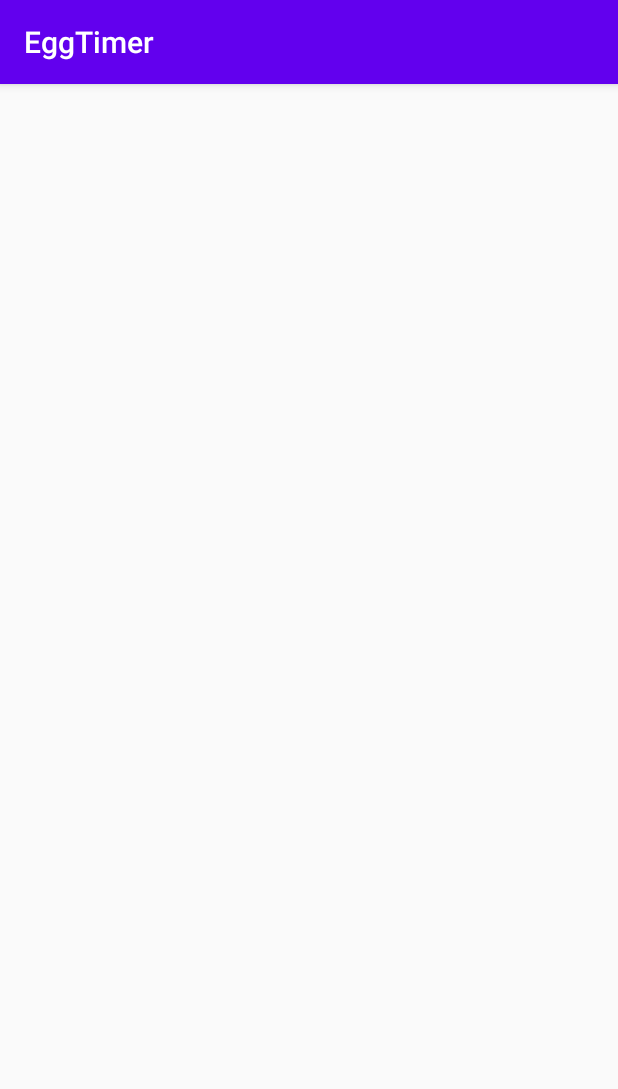
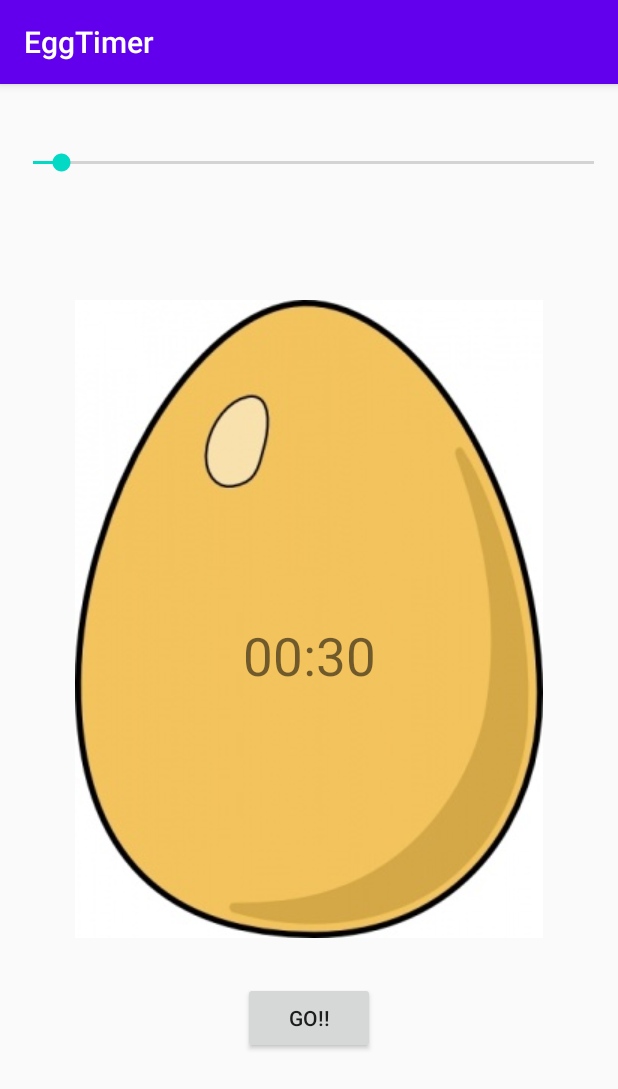
Before and after one commit to shsh9888/EggTimer, an Android app: the screen it shows after launch (MainActivity), on a phone screen of 412 x 824 dp. Shown: the top 1089 px of the screen. Run offline under Robolectric (Android 15) with nearby library versions, the phone set to English and light mode, and no system bars.

Commit message:
Added the slider, button and texview functionalities

```diff
--- a/app/src/main/java/com/example/eggtimer/MainActivity.java
+++ b/app/src/main/java/com/example/eggtimer/MainActivity.java
@@ -2,13 +2,113 @@ package com.example.eggtimer;
 
 import androidx.appcompat.app.AppCompatActivity;
 
+import android.content.Context;
+import android.media.AudioManager;
+import android.media.MediaPlayer;
 import android.os.Bundle;
+import android.os.CountDownTimer;
 import android.os.Handler;
+import android.util.Log;
+import android.view.View;
+import android.widget.Button;
+import android.widget.MediaController;
+import android.widget.SeekBar;
+import android.widget.TextView;
 
 public class MainActivity extends AppCompatActivity {
+
+    CountDownTimer countDownTimer =null;
+    SeekBar seekBar;
+    boolean isRunning = false;
+    MediaPlayer mediaPlayer;
+    Button button;
 
     @Override
     protected void onCreate(Bundle savedInstanceState) {
         super.onCreate(savedInstanceState);
+        setContentView(R.layout.activity_main);
+
+        //Let us set up the slider
+        seekBar = (SeekBar) findViewById(R.id.timerController);
+        button = (Button) findViewById(R.id.timerButton);
+        final TextView timerView = (TextView) findViewById(R.id.timerText);
+        seekBar.setMax(600); // setting the total value to be 600, 10 minutes
+        seekBar.setProgress(30); //default 30 seconds
+
+        //setting the audio
+        AudioManager audioManager = (AudioManager) getSystemService(Context.AUDIO_SERVICE);
+        audioManager.setStreamVolume(AudioManager.STREAM_MUSIC, 20, 0);
+        mediaPlayer = MediaPlayer.create(this, R.raw.horn);
+
+        //setup the timer
+        seekBar.setOnSeekBarChangeListener(new SeekBar.OnSeekBarChangeListener() {
+            @Override
+            public void onProgressChanged(SeekBar seekBar, int progress, boolean fromUser) {
+                if (isRunning) {
+                    if (countDownTimer!=null) {
+                        countDownTimer.cancel();
+                    }
+                    button.setText("Go!!!");
+                    isRunning=false;
+                }
+                timerView.setText(getTimeString(progress));
+
+            }
+
+            @Override
+            public void onStartTrackingTouch(SeekBar seekBar) {
+
+            }
+
+            @Override
+            public void onStopTrackingTouch(SeekBar seekBar) {
+
+            }
+        });
+    }
+
+
+    public void onTimerButtonClicked(View view) {
+        final TextView timerView = (TextView) findViewById(R.id.timerText);
+
+        if (isRunning) {
+            if (countDownTimer!=null) {
+                countDownTimer.cancel();
+            }
+            button.setText("Go!!!");
+            isRunning=false;
+            seekBar.setProgress(30);
+            timerView.setText("00:30");
+
+        } else {
+            //setup the countdown
+            countDownTimer = new CountDownTimer(seekBar.getProgress() * 1000, 1000) {
+                @Override
+                public void onTick(long millisUntilFinished) {
+                    timerView.setText(getTimeString((int)millisUntilFinished/1000));
+                }
+
+                @Override
+                public void onFinish() {
+                    mediaPlayer.start();
+                }
+            }.start();
+            button.setText("Stop");
+            isRunning=true;
+        }
+    }
+
+    public String getTimeString(int timeInSeconds) {
+        String left =  "" + timeInSeconds / 60;
+        if (left.length() < 2) {
+            left = "0" + left;
+        }
+
+        String right = "" + timeInSeconds % 60;
+        if (right.length() < 2) {
+            right = "0" + right;
+        }
+
+        return left + ":" + right;
     }
 }
--- a/app/src/main/res/layout/activity_main.xml
+++ b/app/src/main/res/layout/activity_main.xml
@@ -1,18 +1,50 @@
 <?xml version="1.0" encoding="utf-8"?>
-<androidx.constraintlayout.widget.ConstraintLayout xmlns:android="http://schemas.android.com/apk/res/android"
+<RelativeLayout xmlns:android="http://schemas.android.com/apk/res/android"
     xmlns:app="http://schemas.android.com/apk/res-auto"
     xmlns:tools="http://schemas.android.com/tools"
     android:layout_width="match_parent"
     android:layout_height="match_parent"
+    android:visibility="visible"
     tools:context=".MainActivity">
 
-    <TextView
+    <SeekBar
+        android:id="@+id/timerController"
+        android:layout_width="match_parent"
+        android:layout_height="wrap_content"
+        android:layout_alignParentStart="true"
+        android:layout_alignParentLeft="true"
+        android:layout_alignParentTop="true"
+        android:layout_marginStart="6dp"
+        android:layout_marginLeft="6dp"
+        android:layout_marginTop="43dp" />
+
+    <ImageView
+        android:id="@+id/myEgg"
         android:layout_width="wrap_content"
         android:layout_height="wrap_content"
-        android:text="Hello World!"
-        app:layout_constraintBottom_toBottomOf="parent"
-        app:layout_constraintLeft_toLeftOf="parent"
-        app:layout_constraintRight_toRightOf="parent"
-        app:layout_constraintTop_toTopOf="parent" />
+        android:layout_alignParentTop="true"
+        android:layout_centerHorizontal="true"
+        android:layout_marginTop="144dp"
+        app:srcCompat="@drawable/egg" />
 
-</androidx.constraintlayout.widget.ConstraintLayout>
+    <TextView
+        android:id="@+id/timerText"
+        android:layout_width="200dp"
+        android:layout_height="100dp"
+        android:layout_alignParentTop="true"
+        android:layout_centerHorizontal="true"
+        android:layout_marginTop="331dp"
+        android:gravity="center"
+        android:text="00:30"
+        android:textSize="35sp" />
+
+    <Button
+        android:id="@+id/timerButton"
+        android:layout_width="wrap_content"
+        android:layout_height="wrap_content"
+        android:layout_alignParentBottom="true"
+        android:layout_centerHorizontal="true"
+        android:layout_marginBottom="121dp"
+        android:onClick="onTimerButtonClicked"
+        android:text="Go!!" />
+</RelativeLayout>
```
Also changed, not shown: app/src/main/res/drawable/egg.jpg (renamed from app/src/main/res/drawable/Egg.jpg), 2 other files.
